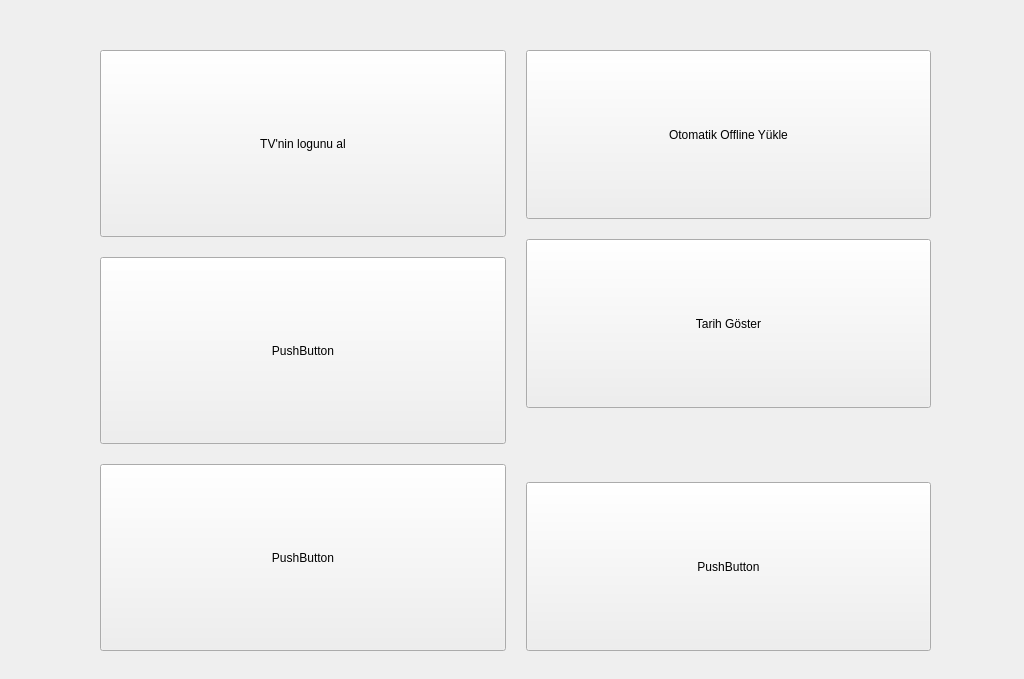
This is ui/main_screen/main_screen.ui in cihansenyuz/system_controller as Qt 5 draws it before an edit. The edited form follows.
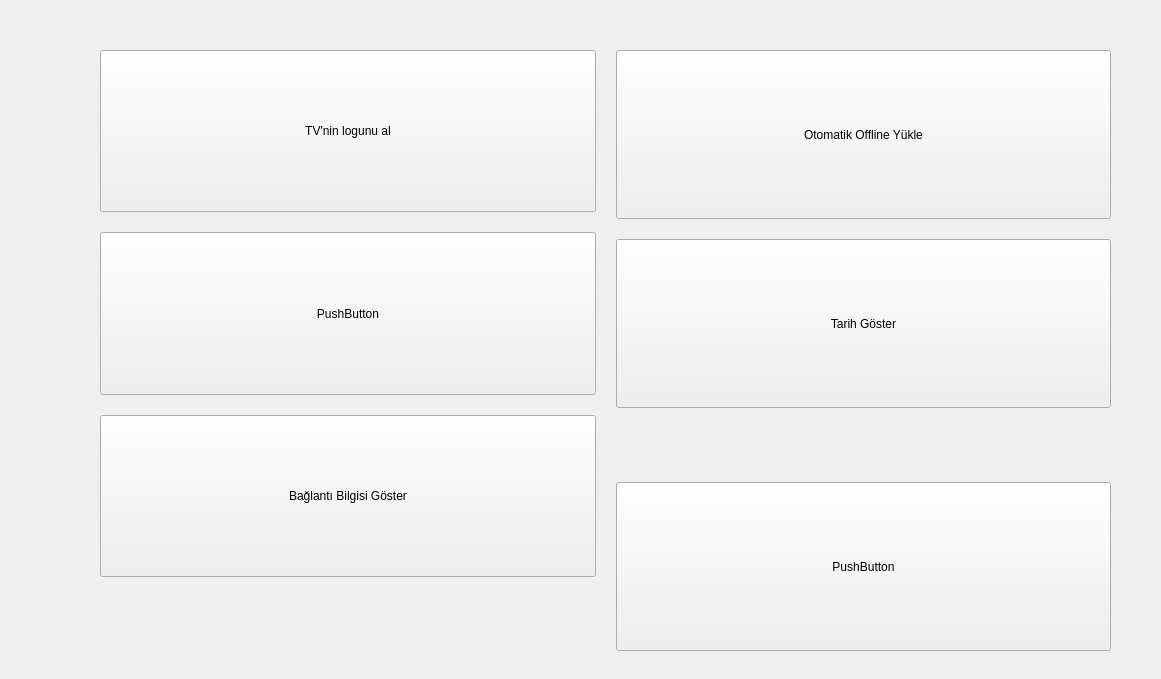
This is the edited form. Icons and pictures are not drawn.

Commit message: Info photo added and labels are correctly hide and show

What changed in the file:
```diff
--- a/ui/main_screen/main_screen.ui
+++ b/ui/main_screen/main_screen.ui
@@ -9,7 +9,7 @@
    <rect>
     <x>0</x>
     <y>0</y>
-    <width>1024</width>
+    <width>1161</width>
     <height>679</height>
    </rect>
   </property>
@@ -36,7 +36,7 @@
     <rect>
      <x>80</x>
      <y>30</y>
-     <width>871</width>
+     <width>1051</width>
      <height>641</height>
     </rect>
    </property>
@@ -54,7 +54,7 @@
      <number>20</number>
     </property>
     <item>
-     <layout class="QVBoxLayout" name="verticalLayout" stretch="0,0,0">
+     <layout class="QVBoxLayout" name="verticalLayout" stretch="3,3,3,1">
       <property name="spacing">
        <number>20</number>
       </property>
@@ -102,7 +102,20 @@
          </sizepolicy>
         </property>
         <property name="text">
-         <string>PushButton</string>
+         <string>Bağlantı Bilgisi Göster</string>
+        </property>
+       </widget>
+      </item>
+      <item>
+       <widget class="QLabel" name="connectionPhotoLabel">
+        <property name="enabled">
+         <bool>true</bool>
+        </property>
+        <property name="text">
+         <string/>
+        </property>
+        <property name="pixmap">
+         <pixmap>../photos/info.png</pixmap>
         </property>
        </widget>
       </item>
```
Left out of the diff: 4 changed lines with no effect on the pictures. The commit also changes 3 other files.
